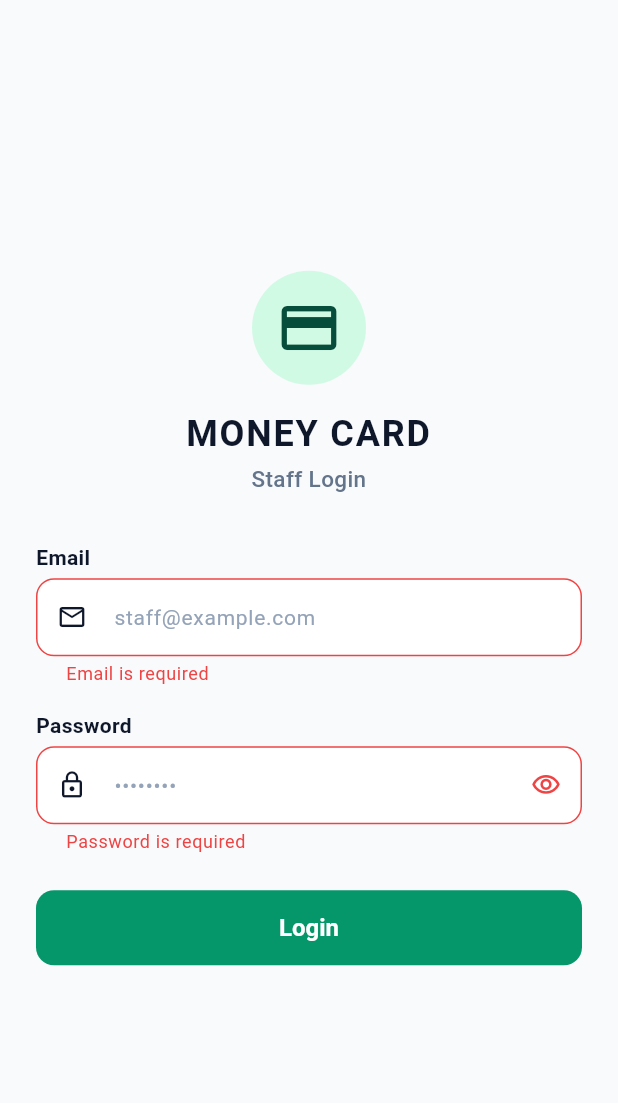
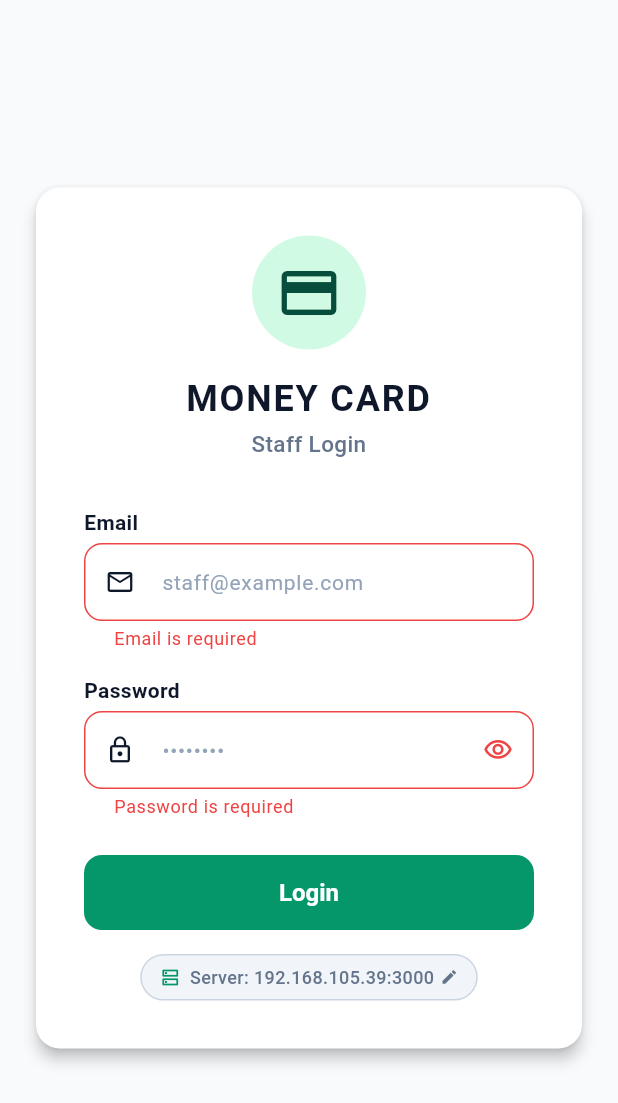
Before and after one commit to damiencloud/Money-Card-web-app, a Flutter app: the screen it shows after launch, after a tap on "Login", on a phone screen of 412 x 824 dp. Shown: the top 1103 px of the screen. Run offline on Flutter 3.47's test engine with Material 3 defaults, Android fonts, the phone set to English and light mode, and no system bars; our stand-ins replace dio, flutter_riverpod, flutter_secure_storage, go_router, pdf, permission_handler and 2 more; missing offline and left inert: mobile_scanner; network calls fail; project files that could hold a hidden picture were left out.

Commit message:
feat(network): fix physical Android phone connection to local backend with dynamic LAN IP configuration, cleartext security config, and LOCAL_SETUP.md

```diff
--- a/Flutter Money card/lib/core/config/app_config.dart
+++ b/Flutter Money card/lib/core/config/app_config.dart
@@ -20,11 +20,11 @@ class AppConfig {
   static const String appName = 'Money Card Staff';
   static const String appVersion = '1.0.0';
 
-  /// Primary USB Reverse endpoint (Fastest, zero-latency via adb reverse)
+  /// Primary USB Reverse / Local Loopback endpoint
   static const String defaultBaseUrl = 'http://127.0.0.1:3000/api/v1';
 
-  /// Alternate Wi-Fi LAN endpoint
-  static const String alternateBaseUrl = 'http://192.168.105.39:3000/api/v1';
+  /// Current active Laptop LAN endpoint
+  static const String defaultLanBaseUrl = 'http://192.168.105.39:3000/api/v1';
 
   /// Active API Mode: Strictly REAL LIVE SERVER
   static ApiMode apiMode = ApiMode.real;
@@ -37,9 +37,55 @@ class AppConfig {
   static const Duration receiveTimeout = Duration(seconds: 15);
   static const Duration sendTimeout = Duration(seconds: 15);
 
-  /// Configurable active base URL (overrideable via --dart-define=BASE_URL=...)
-  static String baseUrl = const String.fromEnvironment(
+  /// Configurable active base URL (overridden via --dart-define=BASE_URL=... or dynamically in-app)
+  static String _activeBaseUrl = const String.fromEnvironment(
     'BASE_URL',
-    defaultValue: defaultBaseUrl,
+    defaultValue: defaultLanBaseUrl,
   );
+
+  static String get baseUrl => _activeBaseUrl;
+
+  static set baseUrl(String url) {
+    _activeBaseUrl = normalizeUrl(url);
+  }
+
+  /// Sets base URL dynamically and normalizes path
+  static void setBaseUrl(String url) {
+    _activeBaseUrl = normalizeUrl(url);
+  }
+
+  /// Ensures URL starts with http/https and ends with /api/v1 (or /api)
+  static String normalizeUrl(String input) {
+    var trimmed = input.trim();
+    if (trimmed.isEmpty) return defaultLanBaseUrl;
+
+    if (!trimmed.startsWith('http://') && !trimmed.startsWith('https://')) {
+      trimmed = 'http://$trimmed';
+    }
+
+    // Remove trailing slash
+    while (trimmed.endsWith('/')) {
+      trimmed = trimmed.substring(0, trimmed.length - 1);
+    }
+
+    // Append /api/v1 if not already containing /api
+    if (!trimmed.contains('/api')) {
+      trimmed = '$trimmed/api/v1';
+    }
+
+    return trimmed;
+  }
+
+  /// Extracts display host:port for clean UI badge (e.g., '192.168.105.39:3000')
+  static String get displayHost {
+    try {
+      final uri = Uri.parse(_activeBaseUrl);
+      if (uri.port != 80 && uri.port != 443 && uri.port != 0) {
+        return '${uri.host}:${uri.port}';
+      }
+      return uri.host;
+    } catch (_) {
+      return _activeBaseUrl;
+    }
+  }
 }
--- a/Flutter Money card/lib/core/errors/api_exception.dart
+++ b/Flutter Money card/lib/core/errors/api_exception.dart
@@ -43,18 +43,29 @@ class ApiException implements Exception {
       );
     }
 
+    final targetUri = dioException.requestOptions.uri;
+    final host = targetUri.host.isNotEmpty ? targetUri.host : 'backend';
+    final port = targetUri.port != 0 && targetUri.port != 80 && targetUri.port != 443
+        ? ':${targetUri.port}'
+        : '';
+    final targetDisplay = '$host$port';
+
     switch (dioException.type) {
       case DioExceptionType.connectionTimeout:
       case DioExceptionType.sendTimeout:
       case DioExceptionType.receiveTimeout:
-        return const ApiException(
+        return ApiException(
           code: ApiErrorCode.timeoutError,
-          message: 'Connection timed out. Please check your internet connection.',
+          message:
+              'Connection to $targetDisplay timed out. Ensure your phone and laptop are on the same Wi-Fi.',
         );
       case DioExceptionType.connectionError:
-        return const ApiException(
+        final isLoopback = host == 'localhost' || host == '127.0.0.1';
+        return ApiException(
           code: ApiErrorCode.networkError,
-          message: 'Network connection failed. Please check your connection.',
+          message: isLoopback
+              ? 'Cannot connect to localhost from a physical device. Tap Server Settings to set your Laptop LAN IP.'
+              : 'Cannot connect to server at $targetDisplay. Ensure backend server is running on laptop.',
         );
       case DioExceptionType.cancel:
         return const ApiException(
@@ -64,7 +75,7 @@ class ApiException implements Exception {
       case DioExceptionType.badCertificate:
         return const ApiException(
           code: ApiErrorCode.networkError,
-          message: 'Security certificate error.',
+          message: 'Security certificate verification error.',
         );
       case DioExceptionType.badResponse:
       case DioExceptionType.unknown:
@@ -87,37 +98,37 @@ class ApiException implements Exception {
       case 401:
         return ApiException(
           code: ApiErrorCode.unauthorized,
-          message: customMessage ?? 'Session expired. Please log in.',
+          message: customMessage ?? 'Invalid email or password. Please try again.',
           statusCode: 401,
         );
       case 403:
         return ApiException(
           code: ApiErrorCode.forbidden,
-          message: customMessage ?? 'Access forbidden. Insufficient permissions.',
+          message: customMessage ?? 'Access forbidden. You do not have permission for this branch.',
           statusCode: 403,
         );
       case 404:
         return ApiException(
           code: ApiErrorCode.notFound,
-          message: customMessage ?? 'Resource not found.',
+          message: customMessage ?? 'Resource or endpoint not found on server.',
           statusCode: 404,
         );
       case 409:
         return ApiException(
           code: ApiErrorCode.duplicateRequest,
-          message: customMessage ?? 'Conflict or duplicate request.',
+          message: customMessage ?? 'Conflict or duplicate record.',
           statusCode: 409,
         );
       case 410:
         return ApiException(
           code: ApiErrorCode.sessionNotFound,
-          message: customMessage ?? 'Session expired or resource gone.',
+          message: customMessage ?? 'Card session expired or settled.',
           statusCode: 410,
         );
       case 422:
         return ApiException(
           code: ApiErrorCode.validationError,
-          message: customMessage ?? 'Business validation error.',
+          message: customMessage ?? 'Validation failed. Please check your data.',
           statusCode: 422,
         );
       case 500:
@@ -126,7 +137,7 @@ class ApiException implements Exception {
       default:
         return ApiException(
           code: ApiErrorCode.serverError,
-          message: customMessage ?? 'Server error. Please try again later.',
+          message: customMessage ?? 'Internal server error. Please check backend logs.',
           statusCode: statusCode,
         );
     }
--- a/Flutter Money card/lib/core/network/dio_client.dart
+++ b/Flutter Money card/lib/core/network/dio_client.dart
@@ -10,6 +10,11 @@ class DioClient {
   final Dio dio;
 
   DioClient._(this.dio);
+
+  void updateBaseUrl(String newUrl) {
+    final normalized = AppConfig.normalizeUrl(newUrl);
+    dio.options.baseUrl = normalized;
+  }
 
   factory DioClient.create({
     required TokenStorage tokenStorage,
@@ -34,18 +39,25 @@ class DioClient {
 
     final dio = Dio(baseOptions);
 
-    // Failover interceptor: If 127.0.0.1 (USB) fails, transparently try Wi-Fi IP, and vice versa
+    // Endpoint sync and failover interceptor
     dio.interceptors.add(
       InterceptorsWrapper(
+        onRequest: (options, handler) {
+          // Always ensure the active baseUrl from AppConfig is respected
+          if (options.baseUrl.isEmpty) {
+            options.baseUrl = AppConfig.baseUrl;
+          }
+          return handler.next(options);
+        },
         onError: (DioException err, ErrorInterceptorHandler handler) async {
           if (err.type == DioExceptionType.connectionError ||
               err.type == DioExceptionType.connectionTimeout) {
             final currentUrl = err.requestOptions.baseUrl;
-            final isPrimary = currentUrl.contains('127.0.0.1') || currentUrl.contains('localhost');
-            final alternateUrl = isPrimary ? AppConfig.alternateBaseUrl : AppConfig.defaultBaseUrl;
+            final isLoopback = currentUrl.contains('127.0.0.1') || currentUrl.contains('localhost');
+            final alternateUrl = isLoopback ? AppConfig.defaultLanBaseUrl : AppConfig.defaultBaseUrl;
 
-            // Only retry once to avoid infinite loop
-            if (err.requestOptions.extra['retried_alternate'] != true) {
+            // Only retry once if current is not already alternate
+            if (err.requestOptions.extra['retried_alternate'] != true && currentUrl != alternateUrl) {
               try {
                 final options = Options(
                   method: err.requestOptions.method,
@@ -61,8 +73,8 @@ class DioClient {
                 final retryDio = Dio(
                   BaseOptions(
                     baseUrl: alternateUrl,
-                    connectTimeout: const Duration(seconds: 8),
-                    receiveTimeout: const Duration(seconds: 8),
+                    connectTimeout: const Duration(seconds: 5),
+                    receiveTimeout: const Duration(seconds: 5),
                   ),
                 );
 
--- /dev/null
+++ b/Flutter Money card/lib/core/storage/server_config_storage.dart
@@ -0,0 +1,62 @@
+import 'package:flutter_secure_storage/flutter_secure_storage.dart';
+import '../config/app_config.dart';
+
+/// Service to persist custom server base URL across app restarts on physical devices.
+class ServerConfigStorage {
+  final FlutterSecureStorage _storage;
+  String? _inMemoryFallback;
+
+  static const String _keyServerUrl = 'mc_custom_server_url';
+
+  ServerConfigStorage({FlutterSecureStorage? storage})
+      : _storage = storage ??
+            const FlutterSecureStorage(
+              aOptions: AndroidOptions(
+                resetOnError: true,
+              ),
+              iOptions: IOSOptions(
+                accessibility: KeychainAccessibility.first_unlock,
+              ),
+            );
+
+  Future<void> saveServerUrl(String url) async {
+    final normalized = AppConfig.normalizeUrl(url);
+    try {
+      await _storage.write(key: _keyServerUrl, value: normalized);
+    } catch (_) {
+      _inMemoryFallback = normalized;
+    }
+    AppConfig.setBaseUrl(normalized);
+  }
+
+  Future<String?> getServerUrl() async {
+    try {
+      final saved = await _storage.read(key: _keyServerUrl);
+      if (saved != null && saved.isNotEmpty) {
+        return saved;
+      }
+    } catch (_) {
+      if (_inMemoryFallback != null && _inMemoryFallback!.isNotEmpty) {
+        return _inMemoryFallback;
+      }
+    }
+    return null;
+  }
+
+  Future<void> resetToDefault() async {
+    try {
+      await _storage.delete(key: _keyServerUrl);
+    } catch (_) {
+      _inMemoryFallback = null;
+    }
+    AppConfig.setBaseUrl(AppConfig.defaultLanBaseUrl);
+  }
+
+  /// Initializes AppConfig from persistent storage on startup
+  Future<void> initialize() async {
+    final savedUrl = await getServerUrl();
+    if (savedUrl != null && savedUrl.isNotEmpty) {
+      AppConfig.setBaseUrl(savedUrl);
+    }
+  }
+}
--- a/Flutter Money card/lib/features/auth/login_screen.dart
+++ b/Flutter Money card/lib/features/auth/login_screen.dart
@@ -1,9 +1,12 @@
 import 'package:flutter/material.dart';
 import 'package:flutter_riverpod/flutter_riverpod.dart';
+import '../../core/config/app_config.dart';
 import '../../core/constants/app_colors.dart';
 import '../../core/constants/app_spacing.dart';
+import '../../core/storage/server_config_storage.dart';
 import '../../providers/auth_provider.dart';
 import '../../widgets/common/app_button.dart';
+import '../../widgets/dialogs/server_config_dialog.dart';
 
 class LoginScreen extends ConsumerStatefulWidget {
   const LoginScreen({super.key});
@@ -23,6 +26,14 @@ class _LoginScreenState extends ConsumerState<LoginScreen> {
   );
 
   @override
+  void initState() {
+    super.initState();
+    ServerConfigStorage().initialize().then((_) {
+      if (mounted) setState(() {});
+    });
+  }
+
+  @override
   void dispose() {
     _emailController.dispose();
     _passwordController.dispose();
@@ -31,7 +42,6 @@ class _LoginScreenState extends ConsumerState<LoginScreen> {
 
   Future<void> _handleLogin() async {
     FocusScope.of(context).unfocus();
-
     if (!_formKey.currentState!.validate()) return;
 
     final email = _emailController.text.trim();
@@ -48,12 +58,19 @@ class _LoginScreenState extends ConsumerState<LoginScreen> {
     final authState = ref.watch(authNotifierProvider);
 
     return Scaffold(
+      backgroundColor: AppColors.backgroundLight,
       body: SafeArea(
         child: Center(
           child: SingleChildScrollView(
             padding: AppSpacing.paddingLg,
-            child: ConstrainedBox(
-              constraints: const BoxConstraints(maxWidth: 380),
+            child: Card(
+              elevation: 4,
+              shape: RoundedRectangleBorder(
+                borderRadius: AppSpacing.roundedLg,
+              ),
+              color: AppColors.surfaceLight,
+              child: Padding(
+                padding: AppSpacing.paddingXl,
                 child: Form(
                   key: _formKey,
                   child: Column(
@@ -233,7 +250,45 @@ class _LoginScreenState extends ConsumerState<LoginScreen> {
                         isLoading: authState.isAuthenticating,
                         onPressed: authState.isAuthenticating ? null : _handleLogin,
                       ),
+                      const SizedBox(height: AppSpacing.md),
+
+                      // Server Connection / Change IP Chip
+                      Center(
+                        child: InkWell(
+                          onTap: () async {
+                            await ServerConfigDialog.show(context);
+                            setState(() {});
+                          },
+                          borderRadius: BorderRadius.circular(20),
+                          child: Container(
+                            padding: const EdgeInsets.symmetric(horizontal: 12, vertical: 6),
+                            decoration: BoxDecoration(
+                              color: const Color(0xFFF1F5F9),
+                              borderRadius: BorderRadius.circular(20),
+                              border: Border.all(color: const Color(0xFFCBD5E1)),
+                            ),
+                            child: Row(
+                              mainAxisSize: MainAxisSize.min,
+                              children: [
+                                const Icon(Icons.dns_outlined, size: 14, color: AppColors.primary),
+                                const SizedBox(width: 6),
+                                Text(
+                                  'Server: ${AppConfig.displayHost}',
+                                  style: const TextStyle(
+                                    fontSize: 12,
+                                    color: AppColors.textSecondaryLight,
+                                    fontWeight: FontWeight.w500,
+                                  ),
+                                ),
+                                const SizedBox(width: 4),
+                                const Icon(Icons.edit, size: 12, color: AppColors.textSecondaryLight),
                               ],
+                            ),
+                          ),
+                        ),
+                      ),
+                    ],
+                  ),
                 ),
               ),
             ),
--- a/Flutter Money card/lib/main.dart
+++ b/Flutter Money card/lib/main.dart
@@ -1,10 +1,12 @@
 import 'package:flutter/material.dart';
 import 'package:flutter_riverpod/flutter_riverpod.dart';
+import 'core/storage/server_config_storage.dart';
 import 'core/theme/app_theme.dart';
 import 'routing/app_router.dart';
 
-void main() {
+Future<void> main() async {
   WidgetsFlutterBinding.ensureInitialized();
+  await ServerConfigStorage().initialize();
   runApp(
     const ProviderScope(
       child: MoneyCardStaffApp(),
```
Also changed, not shown: Flutter Money card/lib/widgets/dialogs/server_config_dialog.dart (added, +277 -0 lines), 5 other files. Lines whose indentation alone changed are shown as unchanged.
